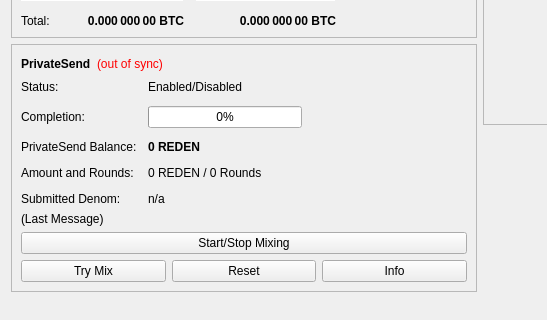
The window that src/qt/forms/overviewpage.ui (HTHcoin/HTH-Legacy-old-chain) describes before a commit, drawn with Qt 5; both pictures show x 0 to 547 and y 178 to 498 of the 960 by 585 pixel window.
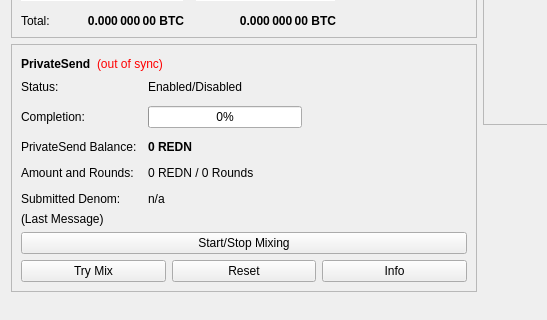
The same window after the commit.

Commit message: atempt to change REDEN ticker to REDN ticket

The edit to the form file:
```diff
--- a/src/qt/forms/overviewpage.ui
+++ b/src/qt/forms/overviewpage.ui
@@ -511,7 +511,7 @@
                </font>
               </property>
               <property name="text">
-               <string notr="true">0 REDEN</string>
+               <string notr="true">0 REDN</string>
               </property>
              </widget>
             </item>
@@ -525,7 +525,7 @@
             <item row="3" column="1">
              <widget class="QLabel" name="labelAmountRounds">
               <property name="text">
-               <string>0 REDEN / 0 Rounds</string>
+               <string>0 REDN / 0 Rounds</string>
               </property>
              </widget>
             </item>
```
